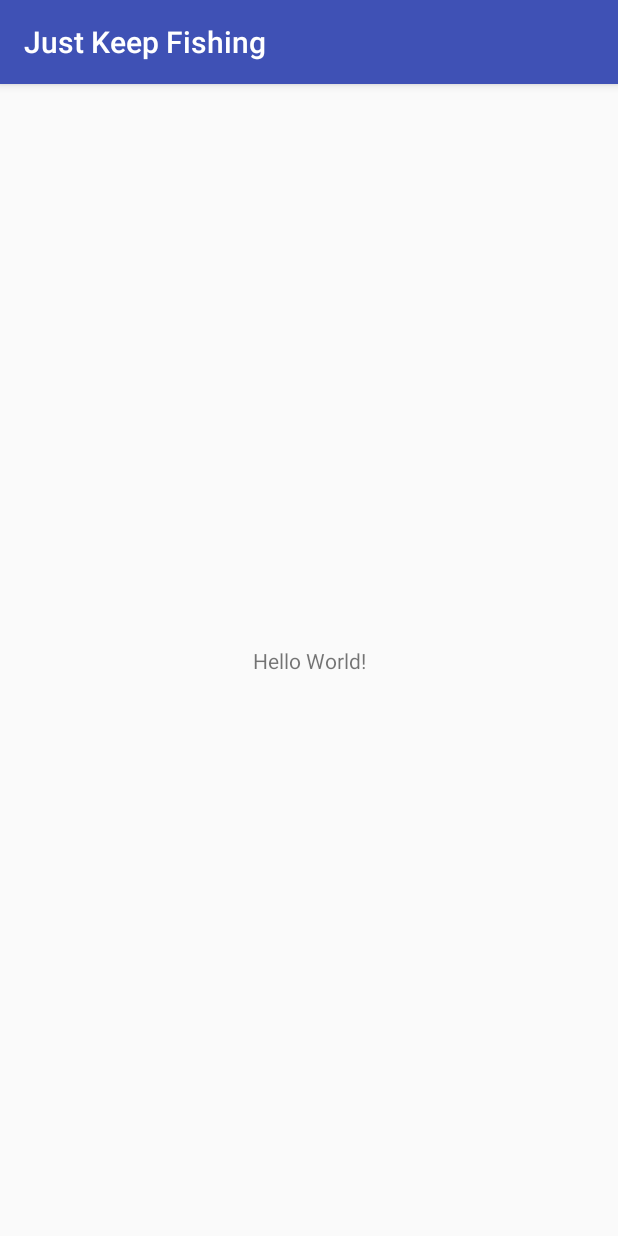
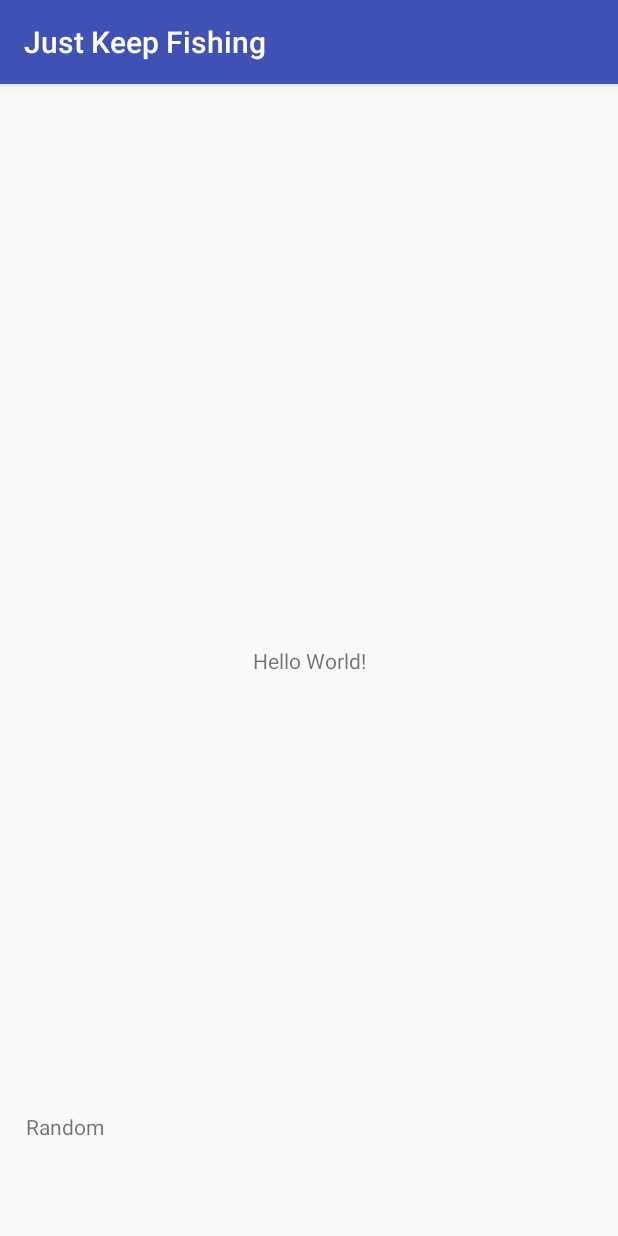
Before and after one commit to Blakers1015/JustKeepFishing, an Android app: the screen it shows after launch (MainActivity), on a phone screen of 412 x 824 dp. Run offline under Robolectric (Android 15) with nearby library versions, the phone set to English and light mode, and no system bars.

Commit message:
added random text

```diff
--- a/app/src/main/res/layout/activity_main.xml
+++ b/app/src/main/res/layout/activity_main.xml
@@ -7,6 +7,7 @@
     tools:context=".MainActivity">
 
     <TextView
+        android:id="@+id/textView2"
         android:layout_width="wrap_content"
         android:layout_height="wrap_content"
         android:text="Hello World!"
@@ -15,4 +16,17 @@
         app:layout_constraintRight_toRightOf="parent"
         app:layout_constraintTop_toTopOf="parent" />
 
+    <TextView
+        android:id="@+id/textView"
+        android:layout_width="109dp"
+        android:layout_height="57dp"
+        android:layout_marginEnd="8dp"
+        android:text="Random"
+        app:layout_constraintBottom_toBottomOf="parent"
+        app:layout_constraintEnd_toEndOf="parent"
+        app:layout_constraintHorizontal_bias="0.059"
+        app:layout_constraintStart_toStartOf="parent"
+        app:layout_constraintTop_toTopOf="parent"
+        app:layout_constraintVertical_bias="0.964" />
+
 </android.support.constraint.ConstraintLayout>
--- a/build.gradle
+++ b/build.gradle
@@ -7,7 +7,7 @@
         jcenter()
     }
     dependencies {
-        classpath 'com.android.tools.build:gradle:3.1.4'
+        classpath 'com.android.tools.build:gradle:3.2.0'
 
 
         // NOTE: Do not place your application dependencies here; they belong
```
Also changed, not shown: gradle/wrapper/gradle-wrapper.properties.
